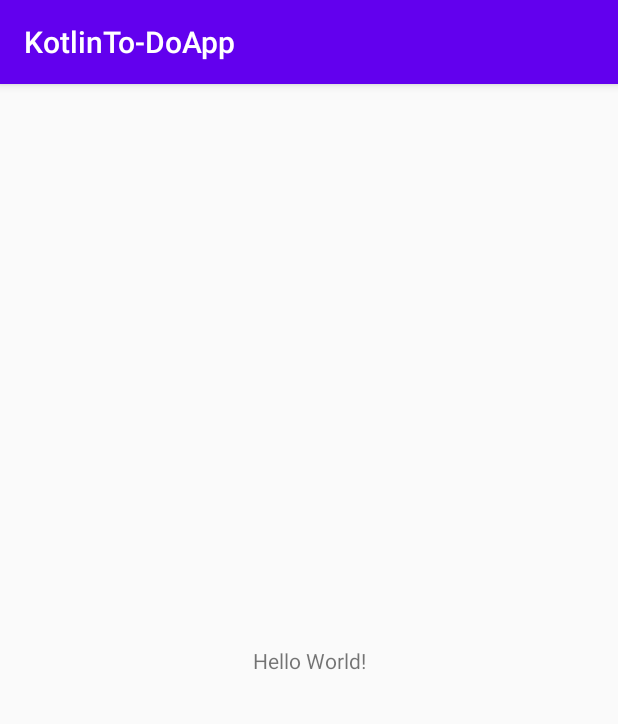
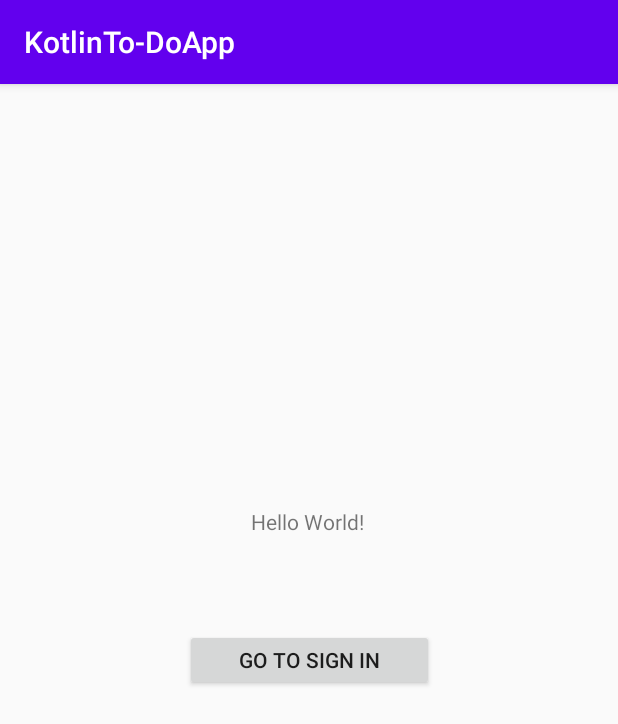
Before and after one commit to Tharun-code-bit/Kotlin-To-Do-App, an Android app: the screen it shows after launch (MainActivity), on a phone screen of 412 x 824 dp. Shown: the top 724 px of the screen. Run offline under Robolectric (Android 15) with nearby library versions, the phone set to English and light mode, and no system bars.

Commit message:
Finished sign-in UI

```diff
--- a/app/src/main/java/com/example/kotlinto_doapp/MainActivity.kt
+++ b/app/src/main/java/com/example/kotlinto_doapp/MainActivity.kt
@@ -1,12 +1,22 @@
 package com.example.kotlinto_doapp
 
+import android.content.Intent
 import androidx.appcompat.app.AppCompatActivity
 import android.os.Bundle
+import android.widget.Button
 
 class MainActivity : AppCompatActivity() {
 
     override fun onCreate(savedInstanceState: Bundle?) {
         super.onCreate(savedInstanceState)
         setContentView(R.layout.activity_main)
+
+        val button = findViewById<Button>(R.id.sign_in_button_activity)
+        button.setOnClickListener{
+            val intent = Intent(this, SignIn::class.java)
+            startActivity(intent)
+        }
     }
+
+
 }
--- a/app/src/main/res/layout/activity_main.xml
+++ b/app/src/main/res/layout/activity_main.xml
@@ -7,12 +7,25 @@
     tools:context=".MainActivity">
 
     <TextView
+        android:id="@+id/textView"
         android:layout_width="wrap_content"
         android:layout_height="wrap_content"
         android:text="Hello World!"
-        app:layout_constraintBottom_toBottomOf="parent"
+        app:layout_constraintBottom_toTopOf="@+id/sign_in_button_activity"
+        app:layout_constraintHorizontal_bias="0.498"
         app:layout_constraintLeft_toLeftOf="parent"
         app:layout_constraintRight_toRightOf="parent"
+        app:layout_constraintTop_toTopOf="parent"
+        app:layout_constraintVertical_bias="0.819" />
+
+    <Button
+        android:id="@+id/sign_in_button_activity"
+        android:layout_width="166dp"
+        android:layout_height="41dp"
+        android:text="Go to sign in"
+        app:layout_constraintBottom_toBottomOf="parent"
+        app:layout_constraintEnd_toEndOf="parent"
+        app:layout_constraintStart_toStartOf="parent"
         app:layout_constraintTop_toTopOf="parent" />
 
 </androidx.constraintlayout.widget.ConstraintLayout>
```
